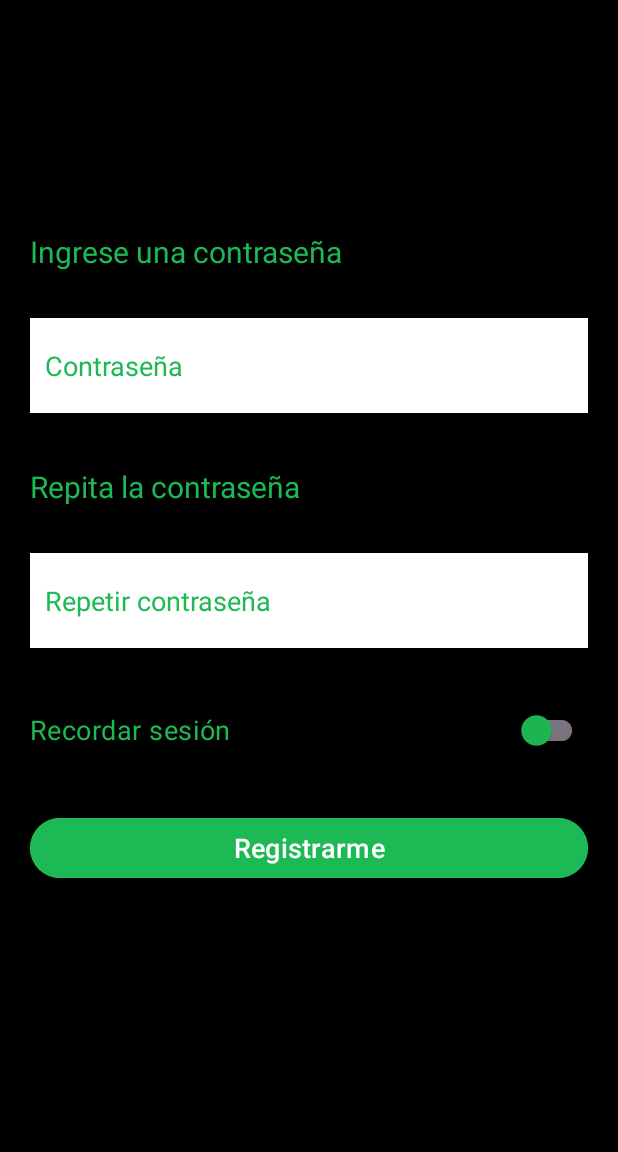
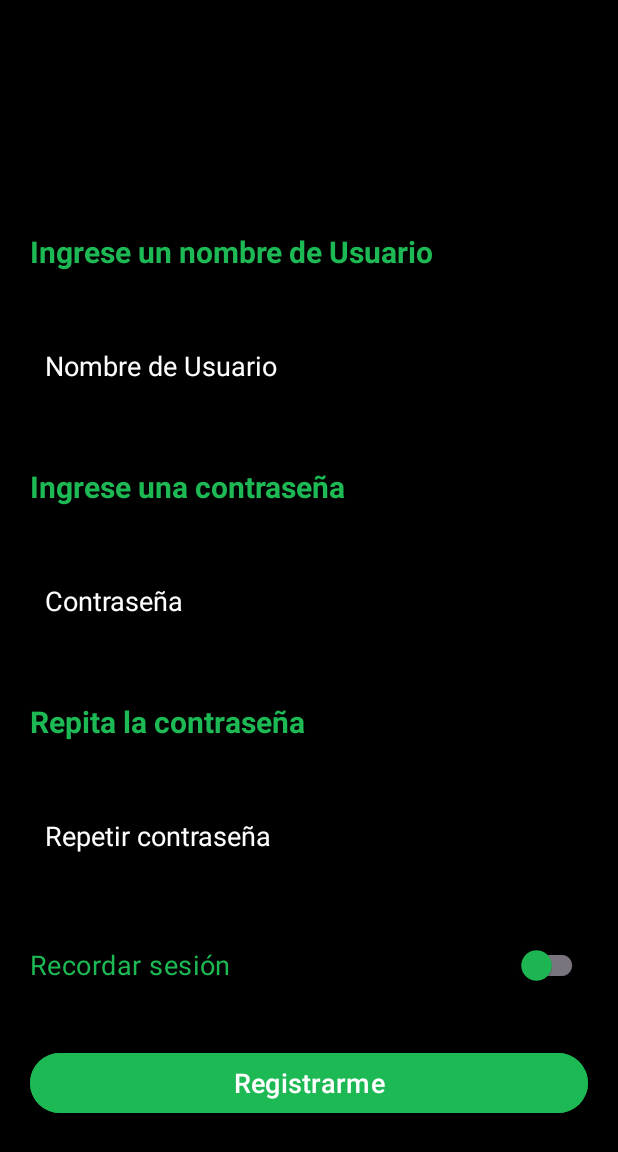
Before and after one commit to Martinalamas/Grupo-W---Seminario-de-Lenguajes, an Android app: the layout activity_registro2.xml on its own in the app's theme, with its tools: preview values and no code run, on a phone screen of 412 x 824 dp. Shown: the top 1152 px of the screen. Run offline under Robolectric (Android 15) with nearby library versions, the phone set to English and light mode, and no system bars.

Commit message:
Subo shared reference del registro

```diff
--- a/app/src/main/res/layout/activity_registro2.xml
+++ b/app/src/main/res/layout/activity_registro2.xml
@@ -27,6 +27,7 @@
         android:layout_marginEnd="20dp"
         android:layout_marginBottom="15dp"
         android:gravity="center"
+        android:textStyle="bold"
         android:textColor="#1DB954"
         android:textSize="25sp" />
 
@@ -37,7 +38,35 @@
         android:layout_marginStart="20dp"
         android:layout_marginEnd="20dp"
         android:layout_marginBottom="15dp"
+        android:text= "Ingrese un nombre de Usuario"
+        android:textSize="20sp"
+        android:textStyle="bold"
+        android:textColor="#1DB954" />
+
+
+    <EditText
+        android:id="@+id/idNombreUsuario"
+        android:inputType="text"
+        android:layout_width="match_parent"
+        android:layout_height="63dp"
+        android:layout_marginEnd="20dp"
+        android:layout_marginStart="20dp"
+        android:layout_marginTop="15dp"
+        android:layout_marginBottom="15dp"
+        android:background="@color/black"
+        android:padding="10dp"
+        android:hint="Nombre de Usuario"
+        android:textColorHint="@color/white"
+        android:textSize="18sp" />
+    <TextView
+        android:layout_width="match_parent"
+        android:layout_height="wrap_content"
+        android:layout_marginTop="20dp"
+        android:layout_marginStart="20dp"
+        android:layout_marginEnd="20dp"
+        android:layout_marginBottom="15dp"
         android:text= "Ingrese una contraseña"
+        android:textStyle="bold"
         android:textSize="20sp"
         android:textColor="#1DB954" />
 
@@ -51,10 +80,10 @@
         android:layout_marginStart="20dp"
         android:layout_marginTop="15dp"
         android:layout_marginBottom="15dp"
-        android:background="@color/white"
+        android:background="@color/black"
         android:padding="10dp"
         android:hint="Contraseña"
-        android:textColorHint="#1DB954"
+        android:textColorHint="@color/white"
         android:textSize="18sp" />
 
     <TextView
@@ -65,6 +94,7 @@
         android:layout_marginEnd="20dp"
         android:layout_marginBottom="15dp"
         android:text= "Repita la contraseña"
+        android:textStyle="bold"
         android:textSize="20sp"
         android:textColor="#1DB954" />
 
@@ -78,10 +108,10 @@
         android:layout_marginStart="20dp"
         android:layout_marginTop="15dp"
         android:layout_marginBottom="15dp"
-        android:background="@color/white"
+        android:background="@color/black"
         android:padding="10dp"
         android:hint="Repetir contraseña"
-        android:textColorHint="#1DB954"
+        android:textColorHint="@color/white"
         android:textSize="18sp" />
 
     <androidx.appcompat.widget.SwitchCompat
```
Also changed, not shown: app/src/main/java/com/example/myapplication/Registro2.kt (+40 -25 lines), app/src/main/res/layout/activity_registro.xml (+13 -8 lines), app/src/main/res/values/strings.xml (+4 -0 lines).
